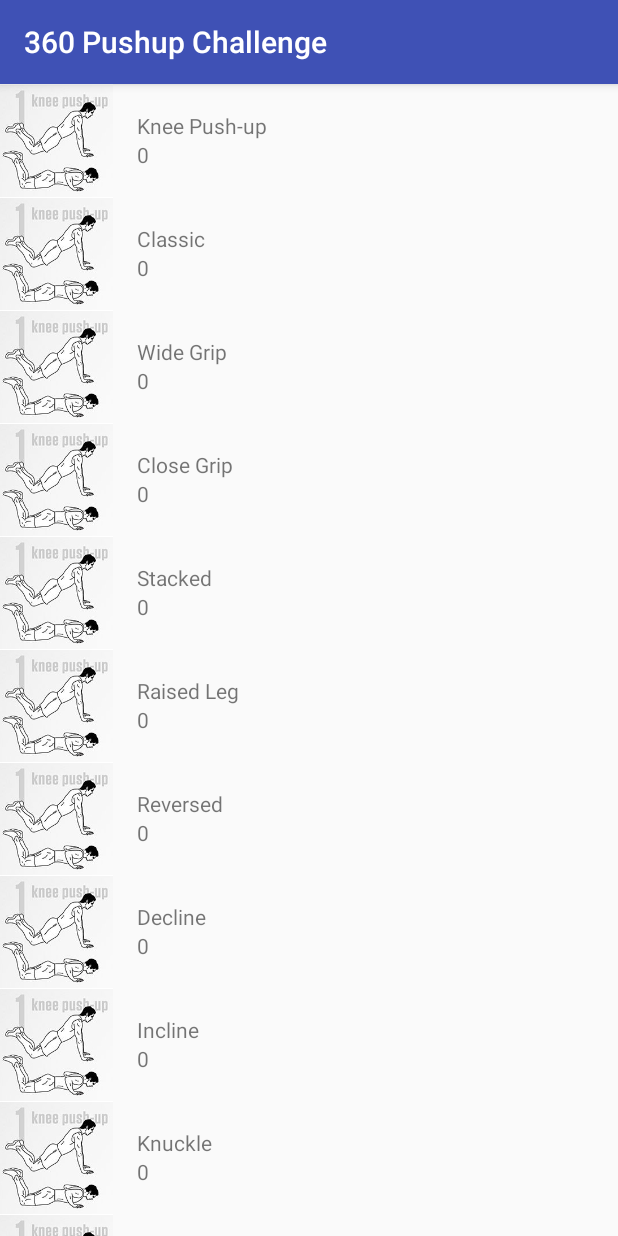
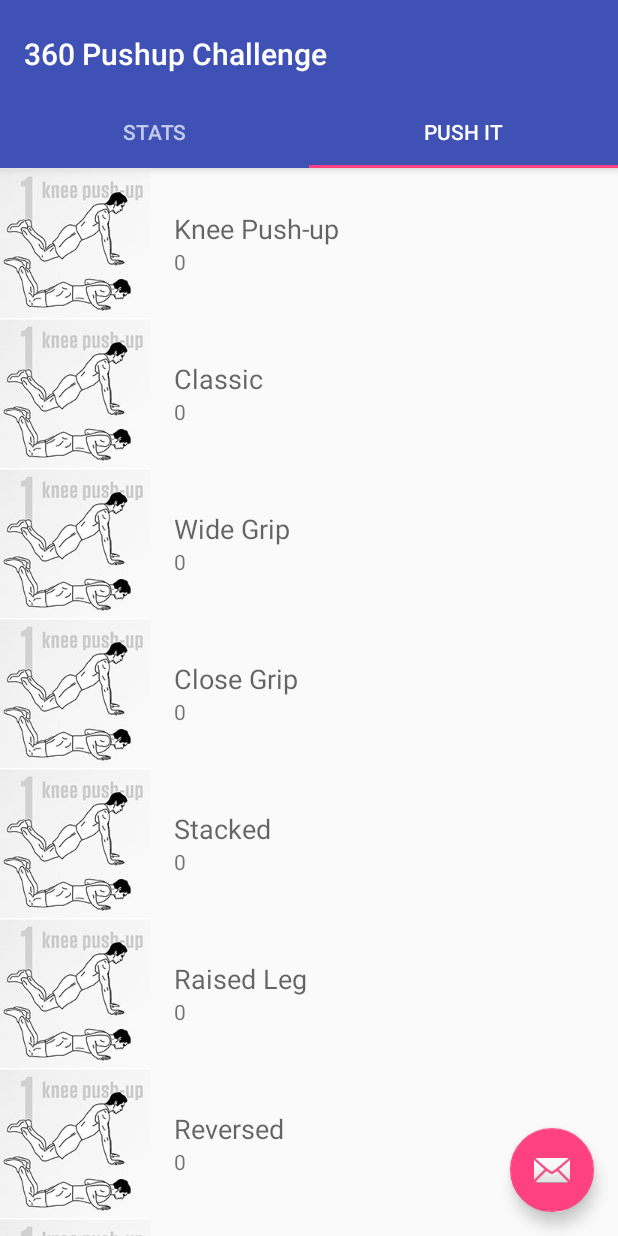
Before and after one commit to vimalvimi/360PushupChallenge-2, an Android app: the screen it shows after launch (MainActivity), on a phone screen of 412 x 824 dp. Run offline under Robolectric (Android 15) with nearby library versions, the phone set to English and light mode, and no system bars; our stand-ins replace ButterKnife.

Commit message:
Two Tabs

```diff
--- a/app/src/main/java/com/example/batman/a360pushupchallenge/data/PushupContract.java
+++ b/app/src/main/java/com/example/batman/a360pushupchallenge/data/PushupContract.java
@@ -21,7 +21,6 @@ public class PushupContract {
     public static final String PATH_PUSHUP_CLAPPING = "clapping";
     public static final String PATH_PUSHUP_ONE_ARMED = "one_armed";
 
-    public static final String UNIVERSAL_ATTEMPT = "attempt";
     public static final String UNIVERSAL_SCORE = "score";
 
     // To prevent someone from accidentally instantiating the contract class, an empty constructor.
--- /dev/null
+++ b/app/src/main/java/com/example/batman/a360pushupchallenge/ui/ListFragment.java
@@ -0,0 +1,55 @@
+package com.example.batman.a360pushupchallenge.ui;
+
+import android.os.Bundle;
+import android.support.v4.app.Fragment;
+import android.support.v7.widget.LinearLayoutManager;
+import android.support.v7.widget.RecyclerView;
+import android.view.LayoutInflater;
+import android.view.View;
+import android.view.ViewGroup;
+
+import com.example.batman.a360pushupchallenge.R;
+import com.example.batman.a360pushupchallenge.adapter.PushupAdapter;
+import com.example.batman.a360pushupchallenge.model.Pushup;
+
+import java.util.ArrayList;
+import java.util.List;
+
+public class ListFragment extends Fragment {
+
+    private List<Pushup> pushupList = new ArrayList<>();
+    private PushupAdapter pushupAdapter;
+
+    @Override
+    public View onCreateView(LayoutInflater inflater, ViewGroup container,
+                             Bundle savedInstanceState) {
+        View rootView = inflater.inflate(R.layout.fragment_main, container, false);
+
+        RecyclerView recyclerView = rootView.findViewById(R.id.pushup_list_recycler_view);
+        pushupAdapter = new PushupAdapter(pushupList, getActivity());
+
+        RecyclerView.LayoutManager layoutManager = new LinearLayoutManager(getActivity());
+        recyclerView.setLayoutManager(layoutManager);
+
+        recyclerView.setAdapter(pushupAdapter);
+
+        preparePushup();
+        return rootView;
+    }
+
+    private void preparePushup() {
+        pushupList.add(new Pushup("Knee Push-up", "knee", R.drawable.knee_1, 0));
+        pushupList.add(new Pushup("Classic", "classic", R.drawable.knee_1, 0));
+        pushupList.add(new Pushup("Wide Grip", "wide_grip", R.drawable.knee_1, 0));
+        pushupList.add(new Pushup("Close Grip", "closed_grip", R.drawable.knee_1, 0));
+        pushupList.add(new Pushup("Stacked", "stacked", R.drawable.knee_1, 0));
+        pushupList.add(new Pushup("Raised Leg", "raised_leg", R.drawable.knee_1, 0));
+        pushupList.add(new Pushup("Reversed", "reversed", R.drawable.knee_1, 0));
+        pushupList.add(new Pushup("Decline", "decline", R.drawable.knee_1, 0));
+        pushupList.add(new Pushup("Incline", "incline", R.drawable.knee_1, 0));
+        pushupList.add(new Pushup("Knuckle", "knuckle", R.drawable.knee_1, 0));
+        pushupList.add(new Pushup("Clapping", "clapping", R.drawable.knee_1, 0));
+        pushupList.add(new Pushup("One Armed", "one_armed", R.drawable.knee_1, 0));
+        pushupAdapter.notifyDataSetChanged();
+    }
+}
--- a/app/src/main/java/com/example/batman/a360pushupchallenge/ui/MainActivity.java
+++ b/app/src/main/java/com/example/batman/a360pushupchallenge/ui/MainActivity.java
@@ -1,77 +1,85 @@
 package com.example.batman.a360pushupchallenge.ui;
 
-import android.database.Cursor;
 import android.os.Bundle;
-import android.support.v4.app.LoaderManager;
-import android.support.v4.content.Loader;
+import android.support.design.widget.FloatingActionButton;
+import android.support.design.widget.Snackbar;
+import android.support.design.widget.TabLayout;
+import android.support.v4.app.Fragment;
+import android.support.v4.app.FragmentManager;
+import android.support.v4.app.FragmentPagerAdapter;
+import android.support.v4.view.ViewPager;
 import android.support.v7.app.AppCompatActivity;
-import android.support.v7.widget.LinearLayoutManager;
-import android.support.v7.widget.RecyclerView;
+import android.support.v7.widget.Toolbar;
+import android.view.View;
 
 import com.example.batman.a360pushupchallenge.R;
-import com.example.batman.a360pushupchallenge.adapter.PushupAdapter;
-import com.example.batman.a360pushupchallenge.model.Pushup;
 
-import java.util.ArrayList;
-import java.util.List;
+public class MainActivity extends AppCompatActivity {
 
-public class MainActivity
-        extends AppCompatActivity
-        implements LoaderManager.LoaderCallbacks<Cursor> {
-
-    public static final int PUSHUP_LOADER = 0;
-
-    private List<Pushup> pushupList = new ArrayList<>();
-    private RecyclerView recyclerView;
-    private PushupAdapter pushupAdapter;
+    private SectionsPagerAdapter mSectionsPagerAdapter;
+    private ViewPager mViewPager;
 
     @Override
     protected void onCreate(Bundle savedInstanceState) {
         super.onCreate(savedInstanceState);
         setContentView(R.layout.activity_main);
 
-        recyclerView = (RecyclerView) findViewById(R.id.pushup_list_recycler_view);
-        pushupAdapter = new PushupAdapter(pushupList, this);
+        Toolbar toolbar = (Toolbar) findViewById(R.id.toolbar);
+        setSupportActionBar(toolbar);
+        // Create the adapter that will return a fragment for each of the three
+        // primary sections of the activity.
+        mSectionsPagerAdapter = new SectionsPagerAdapter(getSupportFragmentManager());
 
-        RecyclerView.LayoutManager layoutManager = new LinearLayoutManager(getApplicationContext());
-        recyclerView.setLayoutManager(layoutManager);
+        // Set up the ViewPager with the sections adapter.
+        mViewPager = (ViewPager) findViewById(R.id.container);
+        mViewPager.setAdapter(mSectionsPagerAdapter);
+        mViewPager.setCurrentItem(1);
 
-        recyclerView.setAdapter(pushupAdapter);
+        TabLayout tabLayout = (TabLayout) findViewById(R.id.tabs);
+        tabLayout.setupWithViewPager(mViewPager);
 
-        //Kickoff Loader
-        getSupportLoaderManager().initLoader(PUSHUP_LOADER, null, this);
+        FloatingActionButton fab = (FloatingActionButton) findViewById(R.id.fab);
+        fab.setOnClickListener(new View.OnClickListener() {
+            @Override
+            public void onClick(View view) {
+                Snackbar.make(view, "Replace with your own action", Snackbar.LENGTH_LONG)
+                        .setAction("Action", null).show();
+            }
+        });
 
-        preparePushup();
     }
 
-    private void preparePushup() {
-        pushupList.add(new Pushup("Knee Push-up", "knee", R.drawable.knee_1, 0));
-        pushupList.add(new Pushup("Classic", "classic", R.drawable.knee_1, 0));
-        pushupList.add(new Pushup("Wide Grip", "wide_grip", R.drawable.knee_1, 0));
-        pushupList.add(new Pushup("Close Grip", "closed_grip", R.drawable.knee_1, 0));
-        pushupList.add(new Pushup("Stacked", "stacked", R.drawable.knee_1, 0));
-        pushupList.add(new Pushup("Raised Leg", "raised_leg", R.drawable.knee_1, 0));
-        pushupList.add(new Pushup("Reversed", "reversed", R.drawable.knee_1, 0));
-        pushupList.add(new Pushup("Decline", "decline", R.drawable.knee_1, 0));
-        pushupList.add(new Pushup("Incline", "incline", R.drawable.knee_1, 0));
-        pushupList.add(new Pushup("Knuckle", "knuckle", R.drawable.knee_1, 0));
-        pushupList.add(new Pushup("Clapping", "clapping", R.drawable.knee_1, 0));
-        pushupList.add(new Pushup("One Armed", "one_armed", R.drawable.knee_1, 0));
-        pushupAdapter.notifyDataSetChanged();
+    private class SectionsPagerAdapter extends FragmentPagerAdapter {
+
+        SectionsPagerAdapter(FragmentManager fm) {
+            super(fm);
         }
 
         @Override
-    public Loader<Cursor> onCreateLoader(int id, Bundle args) {
+        public Fragment getItem(int position) {
+            switch (position) {
+                case 0:
+                    return new StatsFragment();
+                case 1:
+                    return new ListFragment();
+            }
             return null;
         }
 
         @Override
-    public void onLoadFinished(Loader<Cursor> loader, Cursor data) {
-
+        public int getCount() {
+            return 2;
         }
 
         @Override
-    public void onLoaderReset(Loader<Cursor> loader) {
-
+        public CharSequence getPageTitle(int position) {
+            switch (position) {
+                case 0:
+                    return "Stats";
+                case 1:
+                    return "Push It";
+            }
+            return null;
         }
     }
+}
--- /dev/null
+++ b/app/src/main/java/com/example/batman/a360pushupchallenge/ui/StatsFragment.java
@@ -0,0 +1,19 @@
+package com.example.batman.a360pushupchallenge.ui;
+
+import android.os.Bundle;
+import android.support.v4.app.Fragment;
+import android.view.LayoutInflater;
+import android.view.View;
+import android.view.ViewGroup;
+
+import com.example.batman.a360pushupchallenge.R;
+
+public class StatsFragment extends Fragment {
+
+    @Override
+    public View onCreateView(LayoutInflater inflater, ViewGroup container,
+                             Bundle savedInstanceState) {
+        View rootView = inflater.inflate(R.layout.fragment_stats, container, false);
+        return rootView;
+    }
+}
--- a/app/src/main/res/layout/activity_main.xml
+++ b/app/src/main/res/layout/activity_main.xml
@@ -1,22 +1,49 @@
 <?xml version="1.0" encoding="utf-8"?>
-<android.support.constraint.ConstraintLayout xmlns:android="http://schemas.android.com/apk/res/android"
+<android.support.design.widget.CoordinatorLayout xmlns:android="http://schemas.android.com/apk/res/android"
     xmlns:app="http://schemas.android.com/apk/res-auto"
     xmlns:tools="http://schemas.android.com/tools"
+    android:id="@+id/main_content"
     android:layout_width="match_parent"
     android:layout_height="match_parent"
+    android:fitsSystemWindows="true"
     tools:context="com.example.batman.a360pushupchallenge.ui.MainActivity">
 
-    <android.support.v7.widget.RecyclerView
-        android:id="@+id/pushup_list_recycler_view"
-        android:layout_width="0dp"
+    <android.support.design.widget.AppBarLayout
+        android:id="@+id/appbar"
+        android:layout_width="match_parent"
         android:layout_height="wrap_content"
-        android:layout_marginBottom="0dp"
-        android:layout_marginLeft="0dp"
-        android:layout_marginRight="0dp"
-        android:layout_marginTop="0dp"
-        app:layout_constraintBottom_toBottomOf="parent"
-        app:layout_constraintLeft_toLeftOf="parent"
-        app:layout_constraintRight_toRightOf="parent"
-        app:layout_constraintTop_toTopOf="parent"
-        app:layout_constraintVertical_bias="0.0" />
-</android.support.constraint.ConstraintLayout>
+        android:paddingTop="@dimen/appbar_padding_top"
+        android:theme="@style/AppTheme.AppBarOverlay">
+
+        <android.support.v7.widget.Toolbar
+            android:id="@+id/toolbar"
+            android:layout_width="match_parent"
+            android:layout_height="?attr/actionBarSize"
+            android:background="?attr/colorPrimary"
+            app:layout_scrollFlags="scroll|enterAlways"
+            app:popupTheme="@style/AppTheme.PopupOverlay">
+
+        </android.support.v7.widget.Toolbar>
+
+        <android.support.design.widget.TabLayout
+            android:id="@+id/tabs"
+            android:layout_width="match_parent"
+            android:layout_height="wrap_content" />
+
+    </android.support.design.widget.AppBarLayout>
+
+    <android.support.v4.view.ViewPager
+        android:id="@+id/container"
+        android:layout_width="match_parent"
+        android:layout_height="match_parent"
+        app:layout_behavior="@string/appbar_scrolling_view_behavior" />
+
+    <android.support.design.widget.FloatingActionButton
+        android:id="@+id/fab"
+        android:layout_width="wrap_content"
+        android:layout_height="wrap_content"
+        android:layout_gravity="end|bottom"
+        android:layout_margin="@dimen/fab_margin"
+        app:srcCompat="@android:drawable/ic_dialog_email" />
+
+</android.support.design.widget.CoordinatorLayout>
--- /dev/null
+++ b/app/src/main/res/layout/fragment_main.xml
@@ -0,0 +1,11 @@
+<RelativeLayout xmlns:android="http://schemas.android.com/apk/res/android"
+    xmlns:tools="http://schemas.android.com/tools"
+    android:layout_width="match_parent"
+    android:layout_height="match_parent"
+    tools:context="com.example.batman.a360pushupchallenge.ui.MainActivity$PlaceholderFragment">
+
+    <android.support.v7.widget.RecyclerView
+        android:id="@+id/pushup_list_recycler_view"
+        android:layout_width="match_parent"
+        android:layout_height="wrap_content" />
+</RelativeLayout>
--- a/app/src/main/res/layout/item_pushup.xml
+++ b/app/src/main/res/layout/item_pushup.xml
@@ -10,11 +10,11 @@
         android:layout_height="match_parent">
 
         <ImageView
-            android:scaleType="centerCrop"
             android:id="@+id/list_pushup_image"
             android:layout_width="@dimen/list_pushup_image_width"
             android:layout_height="@dimen/list_pushup_image_height"
-            android:contentDescription="@string/display_image_of_pushup_position" />
+            android:contentDescription="@string/display_image_of_pushup_position"
+            android:scaleType="centerCrop" />
 
     </LinearLayout>
 
@@ -27,6 +27,7 @@
 
         <TextView
             android:id="@+id/list_pushup_name"
+            style="@style/Base.TextAppearance.AppCompat.Medium"
             android:layout_width="match_parent"
             android:layout_height="wrap_content"
             tools:text="Knee Pushup" />
--- /dev/null
+++ b/app/src/main/res/values-w820dp/dimens.xml
@@ -0,0 +1,6 @@
+<resources>
+    <!-- Example customization of dimensions originally defined in res/values/dimens.xml
+         (such as screen margins) for screens with more than 820dp of available width. This
+         would include 7" and 10" devices in landscape (~960dp and ~1280dp respectively). -->
+    <dimen name="activity_horizontal_margin">64dp</dimen>
+</resources>
--- a/app/src/main/res/values/dimens.xml
+++ b/app/src/main/res/values/dimens.xml
@@ -1,5 +1,10 @@
 <?xml version="1.0" encoding="utf-8"?>
 <resources>
-    <dimen name="list_pushup_image_height">75dp</dimen>
-    <dimen name="list_pushup_image_width">75dp</dimen>
+    <dimen name="list_pushup_image_height">100dp</dimen>
+    <dimen name="list_pushup_image_width">100dp</dimen>
+    <!-- Default screen margins, per the Android Design guidelines. -->
+    <dimen name="activity_horizontal_margin">16dp</dimen>
+    <dimen name="activity_vertical_margin">16dp</dimen>
+    <dimen name="fab_margin">16dp</dimen>
+    <dimen name="appbar_padding_top">8dp</dimen>
 </resources>
--- a/app/src/main/res/values/strings.xml
+++ b/app/src/main/res/values/strings.xml
@@ -13,4 +13,6 @@
     <string name="delete_successful">Deleted Successfully</string>
     <string name="unknown_info">Unknown</string>
     <string name="extra_type_title">title</string>
+    <string name="action_settings">Settings</string>
+    <string name="section_format">Hello World from section: %1$d</string>
 </resources>
--- a/app/src/main/res/values/styles.xml
+++ b/app/src/main/res/values/styles.xml
@@ -8,4 +8,13 @@
         <item name="colorAccent">@color/colorAccent</item>
     </style>
 
+    <style name="AppTheme.NoActionBar">
+        <item name="windowActionBar">false</item>
+        <item name="windowNoTitle">true</item>
+    </style>
+
+    <style name="AppTheme.AppBarOverlay" parent="ThemeOverlay.AppCompat.Dark.ActionBar" />
+
+    <style name="AppTheme.PopupOverlay" parent="ThemeOverlay.AppCompat.Light" />
+
 </resources>
--- a/build.gradle
+++ b/build.gradle
@@ -15,6 +15,7 @@ buildscript {
 allprojects {
     repositories {
         jcenter()
+        maven { url 'https://jitpack.io' }
     }
 }
 
```
Also changed, not shown: app/build.gradle (+5 -3 lines), app/src/main/AndroidManifest.xml (+13 -7 lines), app/src/main/java/com/example/batman/a360pushupchallenge/model/Pushup.java (+0 -17 lines), app/src/main/java/com/example/batman/a360pushupchallenge/ui/CounterActivity.java (+10 -9 lines), app/src/main/res/layout/activity_counter.xml (+24 -1 lines), app/src/main/res/layout/fragment_stats.xml (added, +11 -0 lines), app/src/main/res/menu/menu_main2.xml (added, +10 -0 lines). Lines whose indentation alone changed are shown as unchanged.
